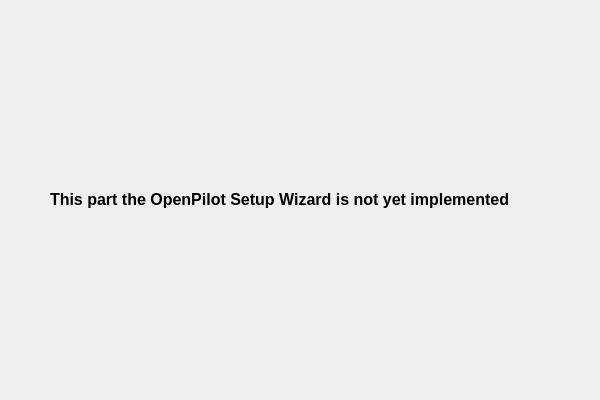
Before: the Qt Designer form ground/openpilotgcs/src/plugins/setupwizard/pages/notyetimplementedpage.ui in openpilot/OpenPilot, drawn with Qt 5.
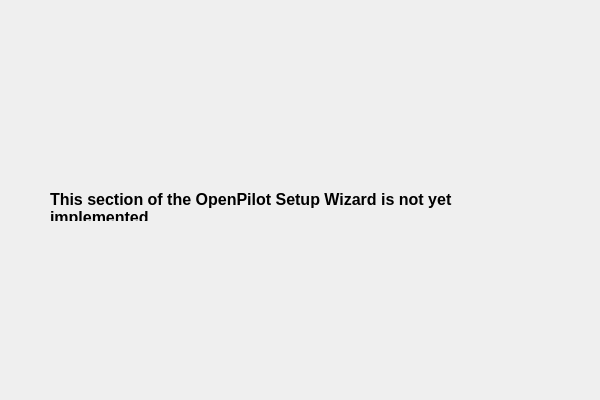
After: the same form once the commit is applied.

Diff of the .ui file:
```diff
--- a/ground/openpilotgcs/src/plugins/setupwizard/pages/notyetimplementedpage.ui
+++ b/ground/openpilotgcs/src/plugins/setupwizard/pages/notyetimplementedpage.ui
@@ -27,7 +27,7 @@
 &lt;html&gt;&lt;head&gt;&lt;meta name=&quot;qrichtext&quot; content=&quot;1&quot; /&gt;&lt;style type=&quot;text/css&quot;&gt;
 p, li { white-space: pre-wrap; }
 &lt;/style&gt;&lt;/head&gt;&lt;body style=&quot; font-family:'MS Shell Dlg 2'; font-size:8.25pt; font-weight:400; font-style:normal;&quot;&gt;
-&lt;p style=&quot; margin-top:0px; margin-bottom:0px; margin-left:0px; margin-right:0px; -qt-block-indent:0; text-indent:0px;&quot;&gt;&lt;span style=&quot; font-size:12pt; font-weight:600;&quot;&gt;This part the OpenPilot Setup Wizard is not yet implemented&lt;/span&gt;&lt;/p&gt;
+&lt;p style=&quot; margin-top:0px; margin-bottom:0px; margin-left:0px; margin-right:0px; -qt-block-indent:0; text-indent:0px;&quot;&gt;&lt;span style=&quot; font-size:12pt; font-weight:600;&quot;&gt;This section of the OpenPilot Setup Wizard is not yet implemented&lt;/span&gt;&lt;/p&gt;
 &lt;p style=&quot;-qt-paragraph-type:empty; margin-top:0px; margin-bottom:0px; margin-left:0px; margin-right:0px; -qt-block-indent:0; text-indent:0px; font-size:8pt;&quot;&gt;&lt;/p&gt;&lt;/body&gt;&lt;/html&gt;</string>
    </property>
    <property name="alignment">
```
